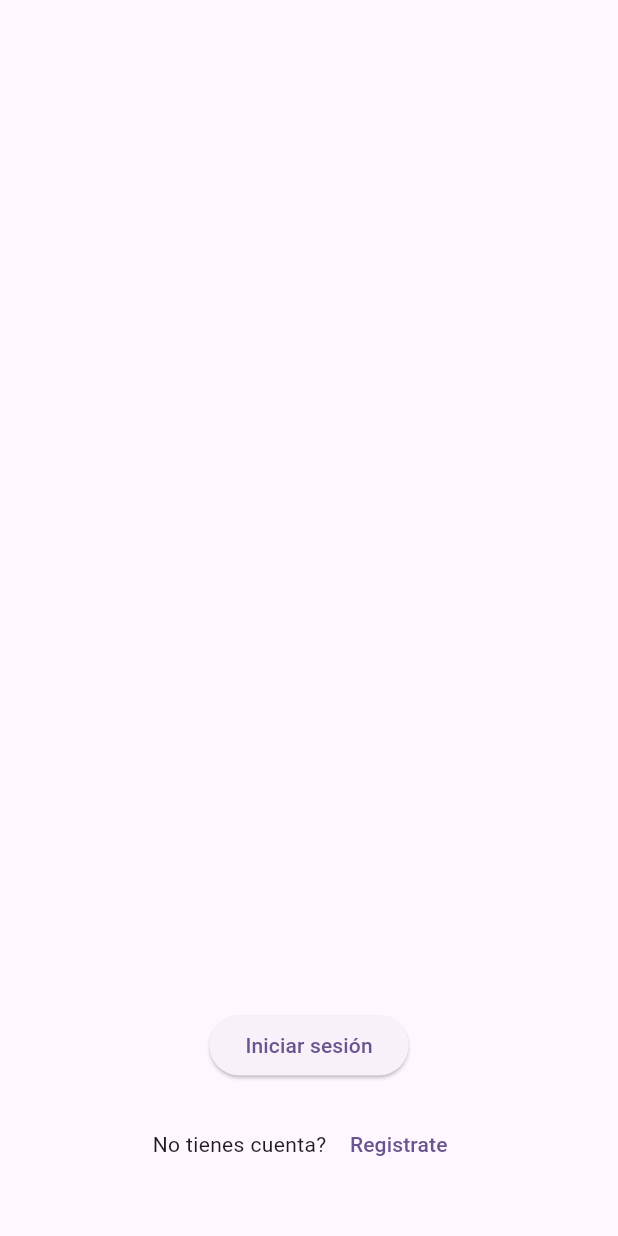
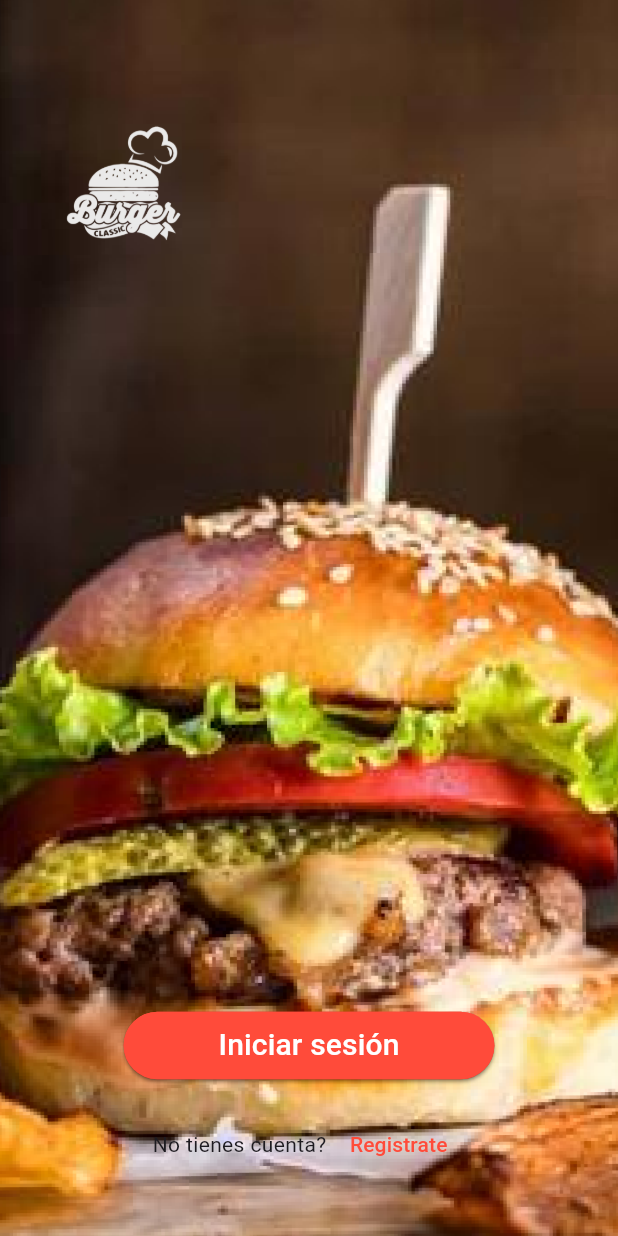
Before and after one commit to LorisBrignatz/app_modelo, a Flutter app: the screen it shows after launch, on a phone screen of 412 x 824 dp. Run offline on Flutter 3.47's test engine with Material 3 defaults, Android fonts, the phone set to English and light mode, and no system bars.

Commit message:
ajout constantes + login

```diff
--- /dev/null
+++ b/lib/constantes.dart
@@ -0,0 +1,8 @@
+import 'package:flutter/material.dart';
+
+const naranja = Color(0xFFff4b3a);
+const amarillo = Color(0xFFFF9633);
+const rojo = Color(0xFFEF2A39);
+const blanco = Colors.white;
+const negro = Colors.black;
+const gris = Colors.grey;
--- /dev/null
+++ b/lib/login.dart
@@ -0,0 +1,21 @@
+import 'package:flutter/material.dart';
+
+class Login extends StatefulWidget {
+  const Login({super.key});
+
+  @override
+  State<Login> createState() => _LoginState();
+}
+
+class _LoginState extends State<Login> {
+  @override
+  Widget build(BuildContext context) {
+    return Scaffold(
+      body: Stack(
+        children: [
+
+        ],
+      ),
+    );
+  }
+}
--- a/lib/splash_screen.dart
+++ b/lib/splash_screen.dart
@@ -1,4 +1,6 @@
+import 'package:app/login.dart';
 import 'package:flutter/material.dart';
+import 'package:app/constantes.dart' as con;
 
 class SplashScreen extends StatefulWidget {
   const SplashScreen({super.key});
@@ -14,12 +16,66 @@ class _SplashScreenState extends State<SplashScreen> {
     return Scaffold(
       body: Stack(
         children: [
-          Padding(padding: EdgeInsets.only(bottom:size.height * 0.125),
+          Container(
+            decoration: BoxDecoration(
+              image: DecorationImage(
+                image: AssetImage("imagenes/Welcome 1.png"),
+                fit: BoxFit.fill
+              )
+            ),
+          ),
+          Padding(
+            padding: EdgeInsets.only(
+              top: size.height * 0.1,
+              left: size.width *0.1,
+            ),
+            child: Align(
+              alignment: Alignment.topLeft,
+              child: Image.asset("imagenes/Welcome 2.png",
+                width: size.width * 0.2,)
+            )
+          ),
+          Padding(
+            padding: EdgeInsets.only(bottom:size.height * 0.125),
+            child: Align(
+              alignment: Alignment.bottomCenter,
+              child: ElevatedButton(
+                onPressed: (){
+                  Navigator.of(context).pushReplacement(
+                    MaterialPageRoute(builder:
+                        (context) => const Login()));
+                },
+                child: const Text(
+                  'Iniciar sesión',
+                  style: TextStyle(color:con.blanco, fontSize: 20),
+                ),
+                style: ElevatedButton.styleFrom(
+                    primary: con.naranja,
+                    shape: RoundedRectangleBorder(
+                        borderRadius: BorderRadius.circular(30)
+                    ),
+                    fixedSize: Size(size.width * 0.6, 45)
+                ),
+              ),
+            ),
+          ),
+          Padding(
+            padding: EdgeInsets.only(bottom:size.height * 0.125),
           child: Align(
             alignment: Alignment.bottomCenter,
             child: ElevatedButton(
               onPressed: (){},
-              child: const Text('Iniciar sesión'),
+              child: const Text(
+                  'Iniciar sesión',
+                  style: TextStyle(color:con.blanco, fontSize: 20),
+            ),
+              style: ElevatedButton.styleFrom(
+                primary: con.naranja,
+                shape: RoundedRectangleBorder(
+                  borderRadius: BorderRadius.circular(30)
+                ),
+                fixedSize: Size(size.width * 0.6, 45)
+              ),
             ),
           ),
           ),
@@ -32,7 +88,8 @@ class _SplashScreenState extends State<SplashScreen> {
                 Text('No tienes cuenta? '),
                 TextButton(
                     onPressed: (){},
-                    child: const Text('Registrate')
+                    child: const Text('Registrate', style: TextStyle(color: con.naranja),
+                    )
                 )
               ],
             ),
--- a/pubspec.yaml
+++ b/pubspec.yaml
@@ -60,8 +60,7 @@ flutter:
 
   # To add assets to your application, add an assets section, like this:
   assets:
-    - imagenes/a_dot_burr.jpeg
-    - imagenes/a_dot_ham.jpeg
+    - imagenes/
 
   # An image asset can refer to one or more resolution-specific "variants", see
   # https://flutter.dev/assets-and-images/#resolution-aware
```
Also changed, not shown: lib/main.dart (+0 -13 lines), imagenes/Welcome 1.png (added), imagenes/Welcome 2.png (added).
